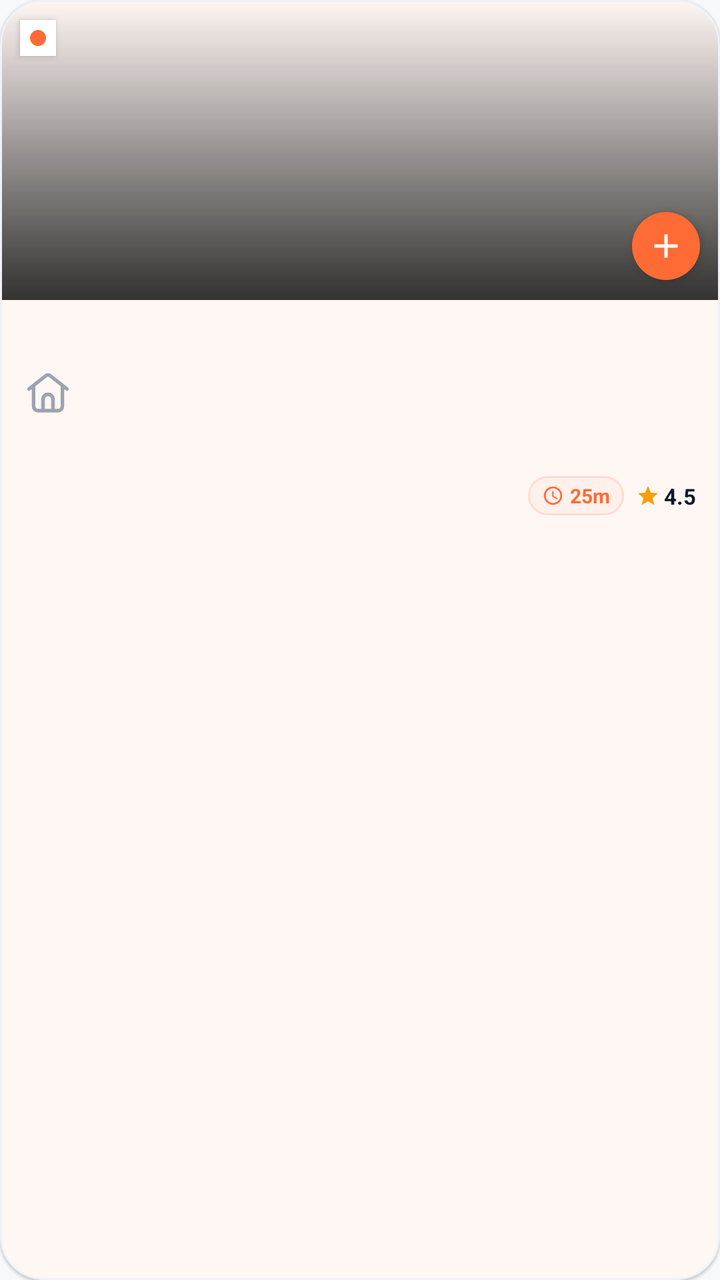
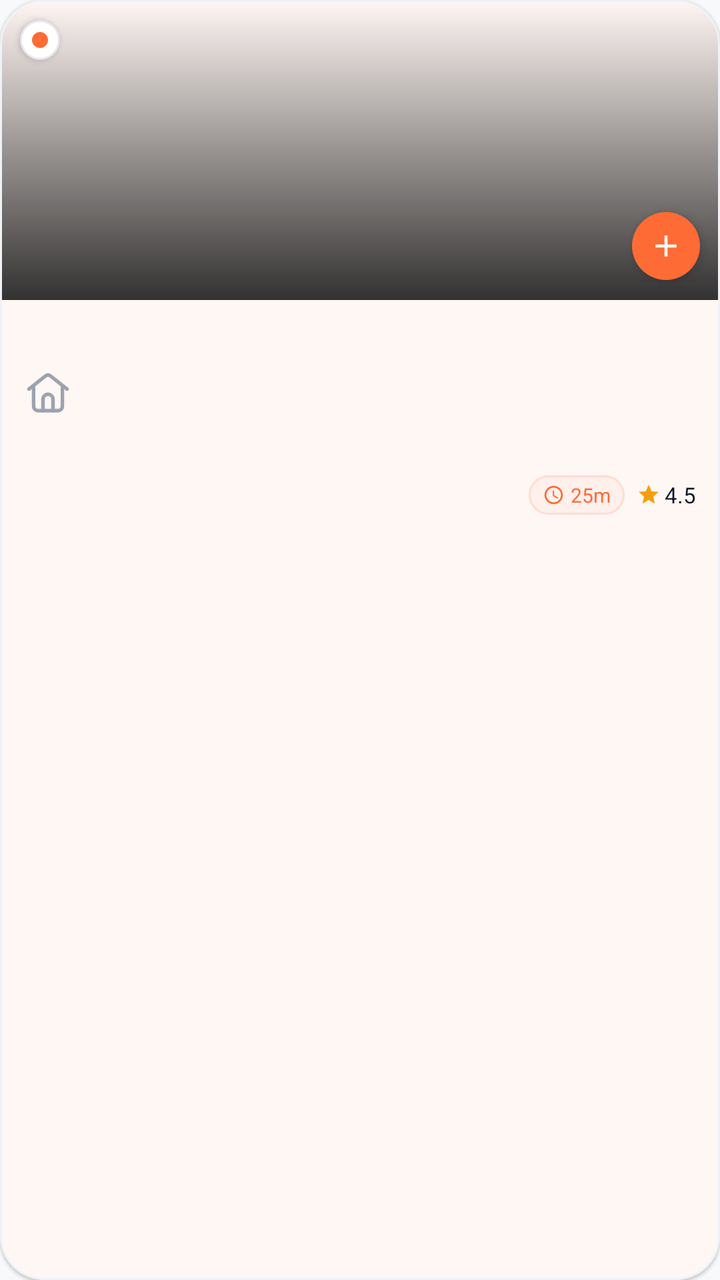

Compare the two renders of this Android layout. The source of the first and the diff that turns it into the second are given below.
<!-- AndroidManifest.xml: application theme Theme.AKRHunger -->
<!-- res/layout/item_menu_card.xml -->
<?xml version="1.0" encoding="utf-8"?>
<com.google.android.material.card.MaterialCardView xmlns:android="http://schemas.android.com/apk/res/android"
    xmlns:app="http://schemas.android.com/apk/res-auto"
    android:layout_width="match_parent"
    android:layout_height="wrap_content"
    android:layout_margin="5dp"
    android:clickable="true"
    android:focusable="true"
    android:foreground="?attr/selectableItemBackground"
    app:cardBackgroundColor="@color/surface"
    app:cardCornerRadius="22dp"
    app:cardElevation="1dp"
    app:strokeColor="@color/card_border"
    app:strokeWidth="1dp">

    <LinearLayout
        android:layout_width="match_parent"
        android:layout_height="wrap_content"
        android:orientation="vertical">

        
        <FrameLayout
            android:layout_width="match_parent"
            android:layout_height="150dp">

            <ImageView
                android:id="@+id/iv_item_image"
                android:layout_width="match_parent"
                android:layout_height="match_parent"
                android:scaleType="centerCrop" />

            <View
                android:layout_width="match_parent"
                android:layout_height="match_parent"
                android:background="@drawable/gradient_bottom_overlay" />

            
            <FrameLayout
                android:id="@+id/veg_indicator"
                android:layout_width="18dp"
                android:layout_height="18dp"
                android:layout_gravity="start|top"
                android:layout_margin="10dp"
                android:background="@color/surface"
                android:elevation="2dp">

                <View
                    android:id="@+id/veg_dot"
                    android:layout_width="8dp"
                    android:layout_height="8dp"
                    android:layout_gravity="center"
                    android:background="@drawable/bg_badge" />
            </FrameLayout>

            
            <TextView
                android:id="@+id/tv_best_seller"
                android:layout_width="wrap_content"
                android:layout_height="wrap_content"
                android:layout_gravity="end|top"
                android:layout_margin="10dp"
                android:background="@drawable/bg_pill_primary"
                android:elevation="2dp"
                android:paddingHorizontal="8dp"
                android:paddingVertical="3dp"
                android:text="BEST SELLER"
                android:textColor="@color/on_primary"
                android:textSize="9sp"
                android:textStyle="bold"
                android:visibility="gone" />

            
            <ImageView
                android:id="@+id/btn_quick_add"
                android:layout_width="34dp"
                android:layout_height="34dp"
                android:layout_gravity="end|bottom"
                android:layout_margin="10dp"
                android:background="@drawable/bg_pill_primary"
                android:clickable="true"
                android:elevation="3dp"
                android:focusable="true"
                android:foreground="?attr/selectableItemBackgroundBorderless"
                android:padding="7dp"
                android:src="@drawable/ic_add_white" />
        </FrameLayout>

        
        <LinearLayout
            android:layout_width="match_parent"
            android:layout_height="wrap_content"
            android:orientation="vertical"
            android:padding="12dp">

            
            <TextView
                android:id="@+id/tv_item_name"
                android:layout_width="match_parent"
                android:layout_height="wrap_content"
                android:ellipsize="end"
                android:maxLines="1"
                android:textColor="@color/text_primary"
                android:textSize="15sp"
                android:textStyle="bold" />

            
            <TextView
                android:id="@+id/tv_restaurant_name"
                android:layout_width="match_parent"
                android:layout_height="wrap_content"
                android:layout_marginTop="2dp"
                android:drawableStart="@drawable/ic_home"
                android:drawablePadding="4dp"
                android:drawableTint="@color/text_hint"
                android:ellipsize="end"
                android:maxLines="1"
                android:textColor="@color/text_hint"
                android:textSize="11sp" />

            
            <TextView
                android:id="@+id/tv_description"
                android:layout_width="match_parent"
                android:layout_height="wrap_content"
                android:layout_marginTop="4dp"
                android:ellipsize="end"
                android:lineSpacingExtra="1dp"
                android:maxLines="2"
                android:textColor="@color/text_secondary"
                android:textSize="12sp" />

            
            <LinearLayout
                android:layout_width="match_parent"
                android:layout_height="wrap_content"
                android:layout_marginTop="8dp"
                android:gravity="center_vertical"
                android:orientation="horizontal">

                
                <TextView
                    android:id="@+id/tv_price"
                    android:layout_width="0dp"
                    android:layout_height="wrap_content"
                    android:layout_weight="1"
                    android:textColor="@color/text_primary"
                    android:textSize="17sp"
                    android:textStyle="bold" />

                
                <LinearLayout
                    android:layout_width="wrap_content"
                    android:layout_height="wrap_content"
                    android:background="@drawable/bg_pill_soft"
                    android:gravity="center_vertical"
                    android:paddingHorizontal="7dp"
                    android:paddingVertical="3dp">

                    <ImageView
                        android:layout_width="11dp"
                        android:layout_height="11dp"
                        android:src="@drawable/ic_clock"
                        android:tint="@color/primary" />

                    <TextView
                        android:id="@+id/tv_prep_time"
                        android:layout_width="wrap_content"
                        android:layout_height="wrap_content"
                        android:layout_marginStart="3dp"
                        android:text="25m"
                        android:textColor="@color/primary"
                        android:textSize="10sp"
                        android:textStyle="bold" />
                </LinearLayout>

                
                <LinearLayout
                    android:layout_width="wrap_content"
                    android:layout_height="wrap_content"
                    android:layout_marginStart="6dp"
                    android:gravity="center_vertical">

                    <ImageView
                        android:layout_width="12dp"
                        android:layout_height="12dp"
                        android:src="@drawable/ic_star"
                        android:tint="@color/rating_star" />

                    <TextView
                        android:id="@+id/tv_rating"
                        android:layout_width="wrap_content"
                        android:layout_height="wrap_content"
                        android:layout_marginStart="2dp"
                        android:text="4.5"
                        android:textColor="@color/text_primary"
                        android:textSize="11sp"
                        android:textStyle="bold" />
                </LinearLayout>
            </LinearLayout>
        </LinearLayout>
    </LinearLayout>
</com.google.android.material.card.MaterialCardView>
<!-- resources referenced by this layout -->
<resources>
  <color name="card_border">#F0F2F5</color>
  <color name="on_primary">#FFFFFF</color>
  <color name="primary">#FF6B35</color>
  <color name="rating_star">#F59E0B</color>
  <color name="surface">#FFFFFF</color>
  <color name="text_hint">#9CA3AF</color>
  <color name="text_primary">#111827</color>
  <color name="text_secondary">#4B5563</color>
  <!-- drawable bg_badge (drawable) -->
  <?xml version="1.0" encoding="utf-8"?>
  <shape xmlns:android="http://schemas.android.com/apk/res/android"
      android:shape="oval">
      <solid android:color="@color/primary" />
      <size android:width="20dp" android:height="20dp" />
  </shape>
  <!-- drawable bg_pill_primary (drawable) -->
  <?xml version="1.0" encoding="utf-8"?>
  <ripple xmlns:android="http://schemas.android.com/apk/res/android"
      android:color="#33FFFFFF">
      <item>
          <shape android:shape="rectangle">
              <corners android:radius="999dp" />
              <solid android:color="@color/primary" />
          </shape>
      </item>
  </ripple>
  <!-- drawable gradient_bottom_overlay (drawable) -->
  <?xml version="1.0" encoding="utf-8"?>
  <shape xmlns:android="http://schemas.android.com/apk/res/android"
      android:shape="rectangle">
      <gradient
          android:startColor="#CC000000"
          android:endColor="#00000000"
          android:angle="90" />
  </shape>
  <!-- drawable ic_add_white (drawable) -->
  <vector xmlns:android="http://schemas.android.com/apk/res/android"
      android:width="24dp"
      android:height="24dp"
      android:viewportWidth="24"
      android:viewportHeight="24">
      <path
          android:fillColor="#FFFFFF"
          android:pathData="M19,13h-6v6h-2v-6H5v-2h6V5h2v6h6v2z"/>
  </vector>
  <color name="primary_15">#26FF6B35</color>
  <color name="primary_tint">#FFF0EB</color>
  <color name="primary_tint_border">#FFDCD0</color>
  <color name="primary_dark">#E55A25</color>
  <color name="secondary">#F59E0B</color>
  <color name="on_secondary">#111827</color>
  <color name="background">#F8F9FA</color>
  <color name="on_surface">#111827</color>
  <style name="ThemeOverlay.AKR.MaterialAlertDialog" parent="ThemeOverlay.Material3.MaterialAlertDialog">
          <item name="shapeAppearance">@style/ShapeAppearance.AKR.Dialog</item>
          <item name="shapeAppearanceOverlay">@style/ShapeAppearance.AKR.Dialog</item>
          <item name="colorSurface">@color/surface</item>
          <item name="android:backgroundDimAmount">0.5</item>
      </style>
  <style name="ThemeOverlay.AKR.BottomSheetDialog" parent="ThemeOverlay.Material3.BottomSheetDialog">
          <item name="bottomSheetStyle">@style/Widget.AKR.BottomSheet</item>
      </style>
  <style name="ShapeAppearance.AKR.Dialog" parent="">
          <item name="cornerFamily">rounded</item>
          <item name="cornerSize">24dp</item>
      </style>
  <style name="Widget.AKR.BottomSheet" parent="Widget.Material3.BottomSheet">
          <item name="shapeAppearanceOverlay">@style/ShapeAppearance.AKR.BottomSheet</item>
          <item name="backgroundTint">@color/surface</item>
      </style>
  <style name="ShapeAppearance.AKR.BottomSheet" parent="">
          <item name="cornerFamily">rounded</item>
          <item name="cornerSizeTopLeft">28dp</item>
          <item name="cornerSizeTopRight">28dp</item>
      </style>
  <!-- unchanged entries left out for length: 5 -->
</resources>

<!-- the commit's change to res/layout/item_menu_card.xml (unified diff, before → after) -->
@@ -1,5 +1,6 @@
 <?xml version="1.0" encoding="utf-8"?>
-<com.google.android.material.card.MaterialCardView xmlns:android="http://schemas.android.com/apk/res/android"
+<com.google.android.material.card.MaterialCardView
+    xmlns:android="http://schemas.android.com/apk/res/android"
     xmlns:app="http://schemas.android.com/apk/res-auto"
     android:layout_width="match_parent"
     android:layout_height="wrap_content"
@@ -37,12 +38,13 @@
             
             <FrameLayout
                 android:id="@+id/veg_indicator"
-                android:layout_width="18dp"
-                android:layout_height="18dp"
+                android:layout_width="20dp"
+                android:layout_height="20dp"
                 android:layout_gravity="start|top"
                 android:layout_margin="10dp"
-                android:background="@color/surface"
-                android:elevation="2dp">
+                android:background="@drawable/bg_pill_white"
+                android:elevation="2dp"
+                android:padding="4dp">
 
                 <View
                     android:id="@+id/veg_dot"
@@ -61,12 +63,13 @@
                 android:layout_margin="10dp"
                 android:background="@drawable/bg_pill_primary"
                 android:elevation="2dp"
-                android:paddingHorizontal="8dp"
-                android:paddingVertical="3dp"
-                android:text="BEST SELLER"
+                android:fontFamily="sans-serif-bold"
+                android:letterSpacing="0.04"
+                android:paddingHorizontal="9dp"
+                android:paddingVertical="4dp"
+                android:text="BESTSELLER"
                 android:textColor="@color/on_primary"
                 android:textSize="9sp"
-                android:textStyle="bold"
                 android:visibility="gone" />
 
             
@@ -78,10 +81,12 @@
                 android:layout_margin="10dp"
                 android:background="@drawable/bg_pill_primary"
                 android:clickable="true"
+                android:contentDescription="Quick Add"
                 android:elevation="3dp"
                 android:focusable="true"
                 android:foreground="?attr/selectableItemBackgroundBorderless"
-                android:padding="7dp"
+                android:padding="8dp"
+                android:scaleType="centerInside"
                 android:src="@drawable/ic_add_white" />
         </FrameLayout>
 
@@ -98,10 +103,10 @@
                 android:layout_width="match_parent"
                 android:layout_height="wrap_content"
                 android:ellipsize="end"
+                android:fontFamily="sans-serif-bold"
                 android:maxLines="1"
                 android:textColor="@color/text_primary"
-                android:textSize="15sp"
-                android:textStyle="bold" />
+                android:textSize="15sp" />
 
             
             <TextView
@@ -113,6 +118,7 @@
                 android:drawablePadding="4dp"
                 android:drawableTint="@color/text_hint"
                 android:ellipsize="end"
+                android:fontFamily="sans-serif"
                 android:maxLines="1"
                 android:textColor="@color/text_hint"
                 android:textSize="11sp" />
@@ -124,6 +130,7 @@
                 android:layout_height="wrap_content"
                 android:layout_marginTop="4dp"
                 android:ellipsize="end"
+                android:fontFamily="sans-serif"
                 android:lineSpacingExtra="1dp"
                 android:maxLines="2"
                 android:textColor="@color/text_secondary"
@@ -143,9 +150,9 @@
                     android:layout_width="0dp"
                     android:layout_height="wrap_content"
                     android:layout_weight="1"
+                    android:fontFamily="sans-serif-black"
                     android:textColor="@color/text_primary"
-                    android:textSize="17sp"
-                    android:textStyle="bold" />
+                    android:textSize="16sp" />
 
                 
                 <LinearLayout
@@ -160,17 +167,17 @@
                         android:layout_width="11dp"
                         android:layout_height="11dp"
                         android:src="@drawable/ic_clock"
-                        android:tint="@color/primary" />
+                        app:tint="@color/primary" />
 
                     <TextView
                         android:id="@+id/tv_prep_time"
                         android:layout_width="wrap_content"
                         android:layout_height="wrap_content"
                         android:layout_marginStart="3dp"
+                        android:fontFamily="sans-serif-bold"
                         android:text="25m"
                         android:textColor="@color/primary"
-                        android:textSize="10sp"
-                        android:textStyle="bold" />
+                        android:textSize="10sp" />
                 </LinearLayout>
 
                 
@@ -184,17 +191,17 @@
                         android:layout_width="12dp"
                         android:layout_height="12dp"
                         android:src="@drawable/ic_star"
-                        android:tint="@color/rating_star" />
+                        app:tint="@color/rating_star" />
 
                     <TextView
                         android:id="@+id/tv_rating"
                         android:layout_width="wrap_content"
                         android:layout_height="wrap_content"
                         android:layout_marginStart="2dp"
+                        android:fontFamily="sans-serif-bold"
                         android:text="4.5"
                         android:textColor="@color/text_primary"
-                        android:textSize="11sp"
-                        android:textStyle="bold" />
+                        android:textSize="11sp" />
                 </LinearLayout>
             </LinearLayout>
         </LinearLayout>
<!-- resource entries referenced after the edit -->
@@ -26,6 +26,18 @@
           </shape>
       </item>
   </ripple>
+  <!-- drawable bg_pill_white (drawable) -->
+  <?xml version="1.0" encoding="utf-8"?>
+  <ripple xmlns:android="http://schemas.android.com/apk/res/android"
+      android:color="@color/primary_10">
+      <item>
+          <shape android:shape="rectangle">
+              <corners android:radius="999dp" />
+              <solid android:color="@color/surface" />
+              <stroke android:width="1dp" android:color="@color/card_border_subtle" />
+          </shape>
+      </item>
+  </ripple>
   <!-- drawable gradient_bottom_overlay (drawable) -->
   <?xml version="1.0" encoding="utf-8"?>
   <shape xmlns:android="http://schemas.android.com/apk/res/android"
@@ -48,6 +60,8 @@
   <color name="primary_15">#26FF6B35</color>
   <color name="primary_tint">#FFF0EB</color>
   <color name="primary_tint_border">#FFDCD0</color>
+  <color name="primary_10">#1AFF6B35</color>
+  <color name="card_border_subtle">#E5E7EB</color>
   <color name="primary_dark">#E55A25</color>
   <color name="secondary">#F59E0B</color>
   <color name="on_secondary">#111827</color>
